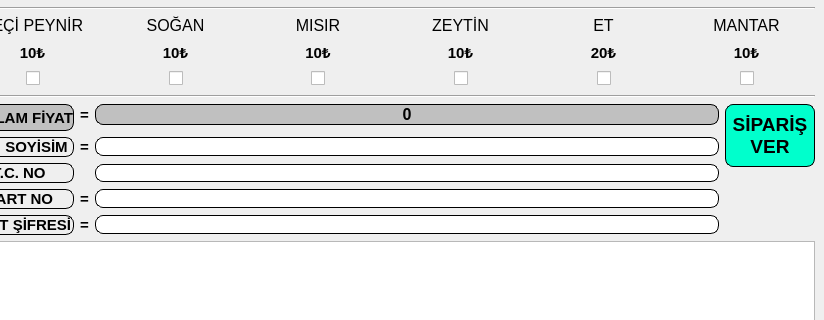
Qt form pizza.ui (mucahitozkaya/PizzaDeliveryGui) before a commit; both pictures show x 142 to 966 and y 281 to 601 of the 966 by 949 pixel window.
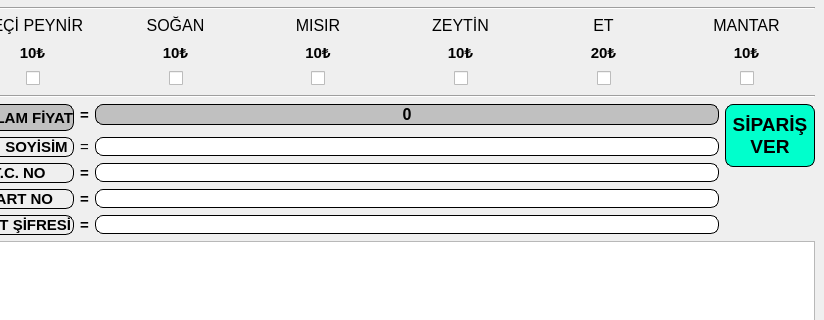
The same form after that commit. Icons and pictures are not drawn.

```diff
--- a/pizza.ui
+++ b/pizza.ui
@@ -1220,23 +1220,6 @@
         </property>
        </widget>
       </item>
-      <item row="2" column="1">
-       <widget class="QLabel" name="label_26">
-        <property name="font">
-         <font>
-          <pointsize>11</pointsize>
-          <weight>75</weight>
-          <bold>true</bold>
-         </font>
-        </property>
-        <property name="text">
-         <string>=</string>
-        </property>
-        <property name="alignment">
-         <set>Qt::AlignCenter</set>
-        </property>
-       </widget>
-      </item>
       <item row="6" column="2">
        <widget class="QLineEdit" name="kart_parola">
         <property name="font">
@@ -1327,7 +1310,12 @@
        </widget>
       </item>
       <item row="3" column="2">
-       <widget class="QLineEdit" name="tcno">
+       <widget class="QLineEdit" name="atcno">
+        <property name="font">
+         <font>
+          <pointsize>10</pointsize>
+         </font>
+        </property>
         <property name="styleSheet">
          <string notr="true">QLineEdit{
 	border-radius: 8px;
@@ -1411,6 +1399,38 @@
         </property>
        </widget>
       </item>
+      <item row="3" column="1">
+       <widget class="QLabel" name="label_26">
+        <property name="font">
+         <font>
+          <pointsize>11</pointsize>
+          <weight>75</weight>
+          <bold>true</bold>
+         </font>
+        </property>
+        <property name="text">
+         <string>=</string>
+        </property>
+        <property name="alignment">
+         <set>Qt::AlignCenter</set>
+        </property>
+       </widget>
+      </item>
+      <item row="2" column="1">
+       <widget class="QLabel" name="label_31">
+        <property name="font">
+         <font>
+          <pointsize>11</pointsize>
+         </font>
+        </property>
+        <property name="text">
+         <string>=</string>
+        </property>
+        <property name="alignment">
+         <set>Qt::AlignCenter</set>
+        </property>
+       </widget>
+      </item>
      </layout>
     </item>
    </layout>
```
